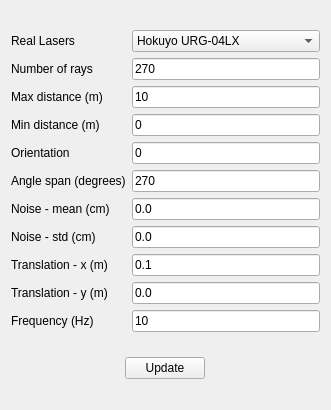
Before: the Qt Designer form stdr_gui/ui/laserProperties.ui in stdr-simulator-ros-pkg/stdr_simulator, drawn with Qt 5.
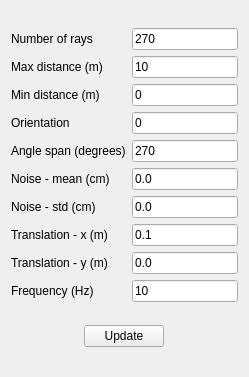
After: the same form once the commit is applied.

The edit to the form file:
```diff
--- a/stdr_gui/ui/laserProperties.ui
+++ b/stdr_gui/ui/laserProperties.ui
@@ -6,8 +6,8 @@
    <rect>
     <x>0</x>
     <y>0</y>
-    <width>331</width>
-    <height>410</height>
+    <width>249</width>
+    <height>377</height>
    </rect>
   </property>
   <property name="windowTitle">
@@ -16,33 +16,14 @@
   <layout class="QGridLayout" name="gridLayout_2">
    <item row="0" column="0">
     <layout class="QGridLayout" name="gridLayout">
-     <item row="0" column="1">
-      <widget class="QComboBox" name="laserCombo">
-       <item>
-        <property name="text">
-         <string>Hokuyo URG-04LX</string>
-        </property>
-       </item>
-       <item>
-        <property name="text">
-         <string>Hokuyo URG-30LX</string>
-        </property>
-       </item>
-       <item>
-        <property name="text">
-         <string>SICK LMS 200</string>
-        </property>
-       </item>
-      </widget>
-     </item>
-     <item row="4" column="0">
+     <item row="3" column="0">
       <widget class="QLabel" name="label_3">
        <property name="text">
         <string>Orientation</string>
        </property>
       </widget>
      </item>
-     <item row="8" column="1">
+     <item row="7" column="1">
       <widget class="QLineEdit" name="laserTranslationX">
        <property name="text">
         <string>0.1</string>
@@ -52,35 +33,28 @@
        </property>
       </widget>
      </item>
-     <item row="5" column="0">
+     <item row="4" column="0">
       <widget class="QLabel" name="label_4">
        <property name="text">
         <string>Angle span (degrees)</string>
        </property>
       </widget>
      </item>
-     <item row="2" column="1">
+     <item row="1" column="1">
       <widget class="QLineEdit" name="laserMaxDistance">
        <property name="text">
         <string>10</string>
        </property>
       </widget>
      </item>
-     <item row="2" column="0">
+     <item row="1" column="0">
       <widget class="QLabel" name="label_2">
        <property name="text">
         <string>Max distance (m)</string>
        </property>
       </widget>
      </item>
-     <item row="0" column="0">
-      <widget class="QLabel" name="label">
-       <property name="text">
-        <string>Real Lasers</string>
-       </property>
-      </widget>
-     </item>
-     <item row="5" column="1">
+     <item row="4" column="1">
       <widget class="QLineEdit" name="laserAngleSpan">
        <property name="text">
         <string>270</string>
@@ -90,14 +64,14 @@
        </property>
       </widget>
      </item>
-     <item row="6" column="0">
+     <item row="5" column="0">
       <widget class="QLabel" name="label_5">
        <property name="text">
         <string>Noise - mean (cm)</string>
        </property>
       </widget>
      </item>
-     <item row="6" column="1">
+     <item row="5" column="1">
       <widget class="QLineEdit" name="laserNoiseMean">
        <property name="text">
         <string>0.0</string>
@@ -107,7 +81,7 @@
        </property>
       </widget>
      </item>
-     <item row="7" column="1">
+     <item row="6" column="1">
       <widget class="QLineEdit" name="laserNoiseStd">
        <property name="text">
         <string>0.0</string>
@@ -117,80 +91,86 @@
        </property>
       </widget>
      </item>
-     <item row="8" column="0">
+     <item row="7" column="0">
       <widget class="QLabel" name="label_7">
        <property name="text">
         <string>Translation - x (m)</string>
        </property>
       </widget>
      </item>
-     <item row="7" column="0">
+     <item row="6" column="0">
       <widget class="QLabel" name="label_6">
        <property name="text">
         <string>Noise - std (cm)</string>
        </property>
       </widget>
      </item>
-     <item row="9" column="0">
+     <item row="8" column="0">
       <widget class="QLabel" name="label_8">
        <property name="text">
         <string>Translation - y (m)</string>
        </property>
       </widget>
      </item>
-     <item row="9" column="1">
-      <widget class="QLineEdit" name="laserTranslationY">
-       <property name="text">
-        <string>0.0</string>
-       </property>
-       <property name="readOnly">
-        <bool>false</bool>
-       </property>
-      </widget>
-     </item>
-     <item row="4" column="1">
-      <widget class="QLineEdit" name="laserOrientation">
-       <property name="text">
-        <string>0</string>
-       </property>
-      </widget>
-     </item>
-     <item row="3" column="0">
+     <item row="2" column="0">
       <widget class="QLabel" name="label_9">
        <property name="text">
         <string>Min distance (m)</string>
        </property>
       </widget>
      </item>
+     <item row="8" column="1">
+      <widget class="QLineEdit" name="laserTranslationY">
+       <property name="focusPolicy">
+        <enum>Qt::StrongFocus</enum>
+       </property>
+       <property name="text">
+        <string>0.0</string>
+       </property>
+       <property name="readOnly">
+        <bool>false</bool>
+       </property>
+      </widget>
+     </item>
      <item row="3" column="1">
+      <widget class="QLineEdit" name="laserOrientation">
+       <property name="focusPolicy">
+        <enum>Qt::StrongFocus</enum>
+       </property>
+       <property name="text">
+        <string>0</string>
+       </property>
+      </widget>
+     </item>
+     <item row="2" column="1">
       <widget class="QLineEdit" name="laserMinDistance">
        <property name="text">
         <string>0</string>
        </property>
       </widget>
      </item>
-     <item row="10" column="0">
+     <item row="9" column="0">
       <widget class="QLabel" name="label_10">
        <property name="text">
         <string>Frequency (Hz)</string>
        </property>
       </widget>
      </item>
-     <item row="10" column="1">
+     <item row="9" column="1">
       <widget class="QLineEdit" name="laserFrequency">
        <property name="text">
         <string>10</string>
        </property>
       </widget>
      </item>
-     <item row="1" column="0">
+     <item row="0" column="0">
       <widget class="QLabel" name="label_11">
        <property name="text">
         <string>Number of rays</string>
        </property>
       </widget>
      </item>
-     <item row="1" column="1">
+     <item row="0" column="1">
       <widget class="QLineEdit" name="laserRays">
        <property name="text">
         <string>270</string>
```
Left out of the diff: 37 changed lines with no effect on the pictures.
